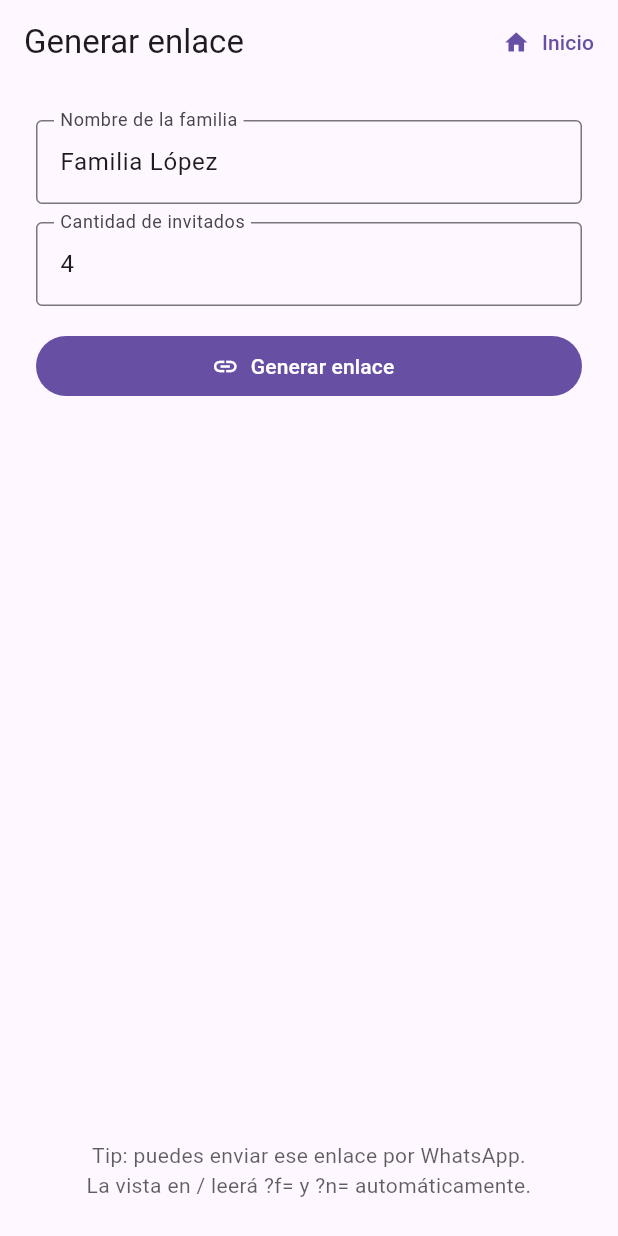
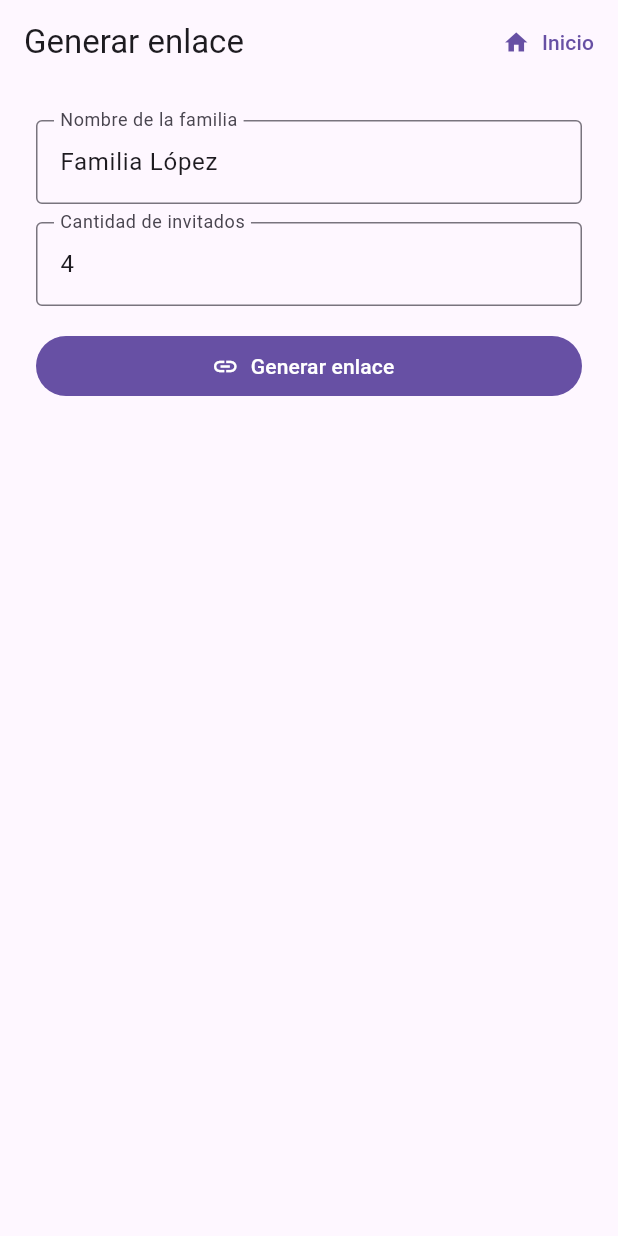
Before and after one commit to GregoryMtzA/invitacion-digital, a Flutter app: the LinkGeneratorView screen opened by its route, on a phone screen of 412 x 824 dp. Run offline on Flutter 3.47's test engine with Material 3 defaults, Android fonts, the phone set to English and light mode, and no system bars; our stand-ins replace audioplayers, go_router, google_fonts, lottie.

Commit message:
Corrección de texto en confirmación y tip del generador removido

```diff
--- a/lib/core/utils.dart
+++ b/lib/core/utils.dart
@@ -16,7 +16,7 @@ Future<void> launchInNewTab(String url) async {
 Future<void> openWhatsAppConfirmation(String family, int count) async {
   final phone = '528341662843'; // 🇲🇽 México +52 sin espacios
   final message = Uri.encodeComponent(
-      '¡Hola! Somos la familia $family. Queremos confirmar nuestra asistencia para '
+      '¡Hola! Somos la $family. Queremos confirmar nuestra asistencia para '
       '$count ${count == 1 ? 'persona' : 'personas'}.'
   );
   final url = 'https://wa.me/$phone?text=$message';
--- a/lib/src/link_generator_view.dart
+++ b/lib/src/link_generator_view.dart
@@ -159,15 +159,6 @@ class _LinkGeneratorViewState extends State<LinkGeneratorView> {
                       ),
                     ),
                   ),
-                const Spacer(),
-                Opacity(
-                  opacity: .7,
-                  child: Text(
-                    'Tip: puedes enviar ese enlace por WhatsApp.\n'
-                        'La vista en / leerá ?f= y ?n= automáticamente.',
-                    textAlign: TextAlign.center,
-                  ),
-                ),
               ],
             ),
           ),
```
